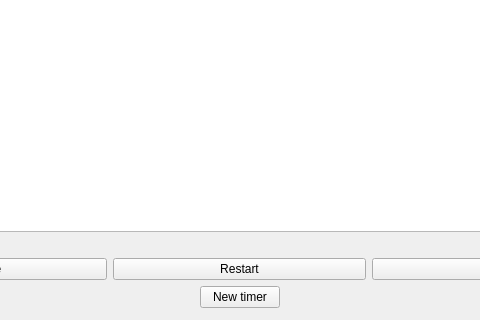
Above: src/kitchenalertmainwindow.ui from helihyv/KitchenAlert before the change; both pictures show x 157 to 637 and y 93 to 413 of the 785 by 413 pixel window. Below: the same form after it.
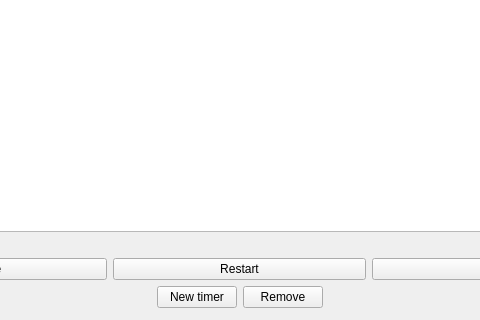
That is the form after the change.

The edit to the form file:
```diff
--- a/src/kitchenalertmainwindow.ui
+++ b/src/kitchenalertmainwindow.ui
@@ -102,6 +102,13 @@
            </property>
           </widget>
          </item>
+         <item>
+          <widget class="QPushButton" name="RemoveButton">
+           <property name="text">
+            <string>Remove</string>
+           </property>
+          </widget>
+         </item>
          <item>
           <spacer name="horizontalSpacer_2">
            <property name="orientation">
```
